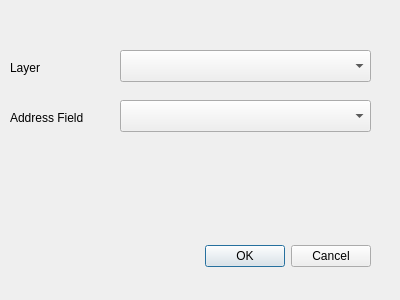
The window that street_address_parser_dialog_base.ui (tamos/qgis-street-address-parser) describes before a commit, drawn with Qt 5.
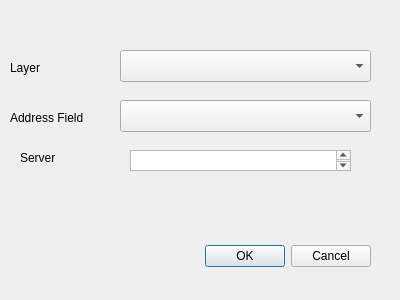
The same window after the commit.

Commit message: working version pointing to a server, defaults to a local flask dev server if running the api

Diff of the .ui file:
```diff
--- a/street_address_parser_dialog_base.ui
+++ b/street_address_parser_dialog_base.ui
@@ -75,6 +75,29 @@
     <string>Address Field</string>
    </property>
   </widget>
+  <widget class="QPlainTextEdit" name="server_location">
+   <property name="geometry">
+    <rect>
+     <x>130</x>
+     <y>150</y>
+     <width>221</width>
+     <height>21</height>
+    </rect>
+   </property>
+  </widget>
+  <widget class="QLabel" name="field_2">
+   <property name="geometry">
+    <rect>
+     <x>20</x>
+     <y>150</y>
+     <width>101</width>
+     <height>16</height>
+    </rect>
+   </property>
+   <property name="text">
+    <string>Server</string>
+   </property>
+  </widget>
  </widget>
  <resources/>
  <connections>
```
The commit also changes 2 other files.
